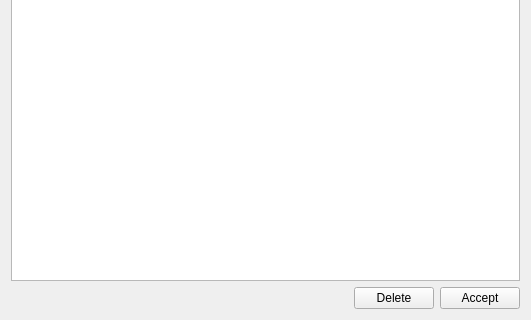
Above: data_loader/files_list.ui from medusabci/medusa-analyzer before the change; both pictures show x 0 to 531 and y 190 to 510 of the 531 by 510 pixel window. Below: the same form after it.
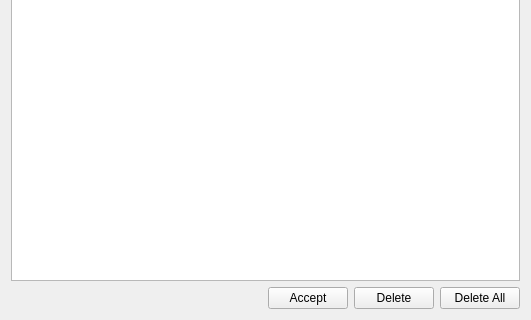
That is the form after the change.

Commit message: Data loader and experiments (and main window)

```diff
--- a/data_loader/files_list.ui
+++ b/data_loader/files_list.ui
@@ -33,19 +33,26 @@
       </spacer>
      </item>
      <item>
-      <widget class="QPushButton" name="deletefilesButton">
-       <property name="text">
-        <string>Delete</string>
-       </property>
-      </widget>
-     </item>
-     <item>
-      <widget class="QPushButton" name="acceptfilesButton">
+      <widget class="QPushButton" name="acceptButton">
        <property name="text">
         <string>Accept</string>
        </property>
       </widget>
      </item>
+     <item>
+      <widget class="QPushButton" name="deleteButton">
+       <property name="text">
+        <string>Delete</string>
+       </property>
+      </widget>
+     </item>
+     <item>
+      <widget class="QPushButton" name="deleteallButton">
+       <property name="text">
+        <string>Delete All</string>
+       </property>
+      </widget>
+     </item>
     </layout>
    </item>
   </layout>
```
The commit also changes 6 other files.
